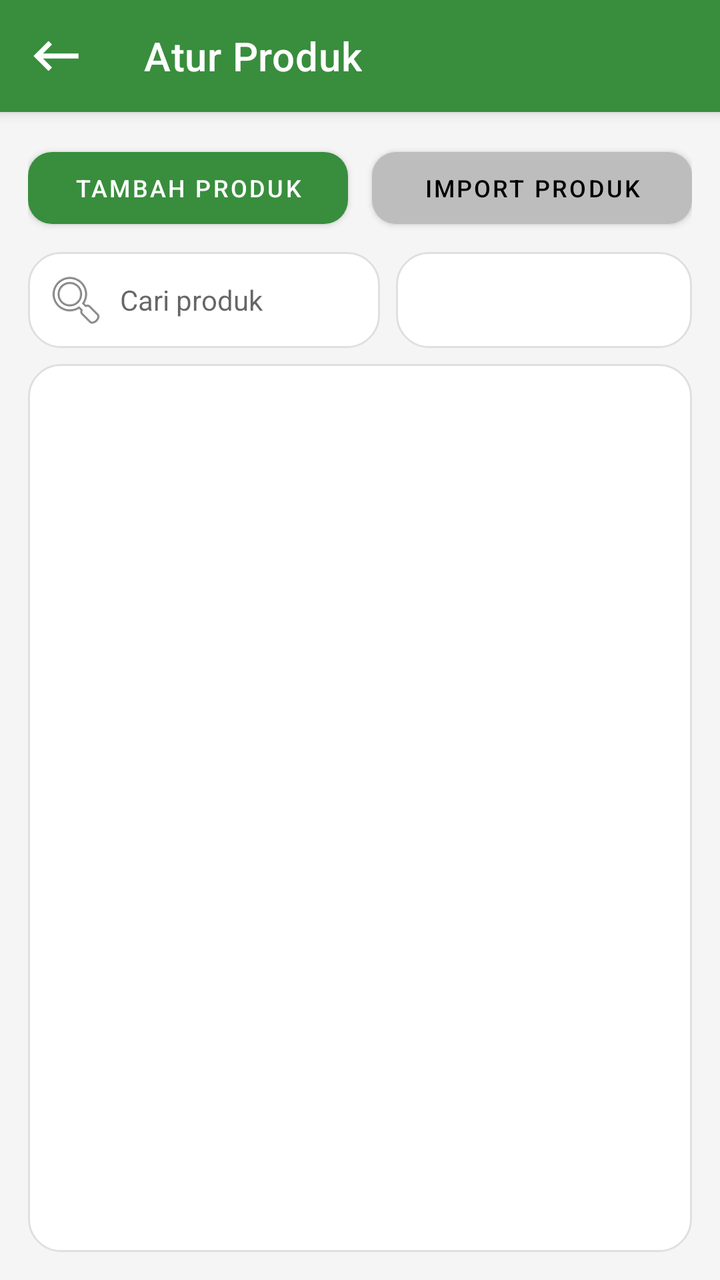
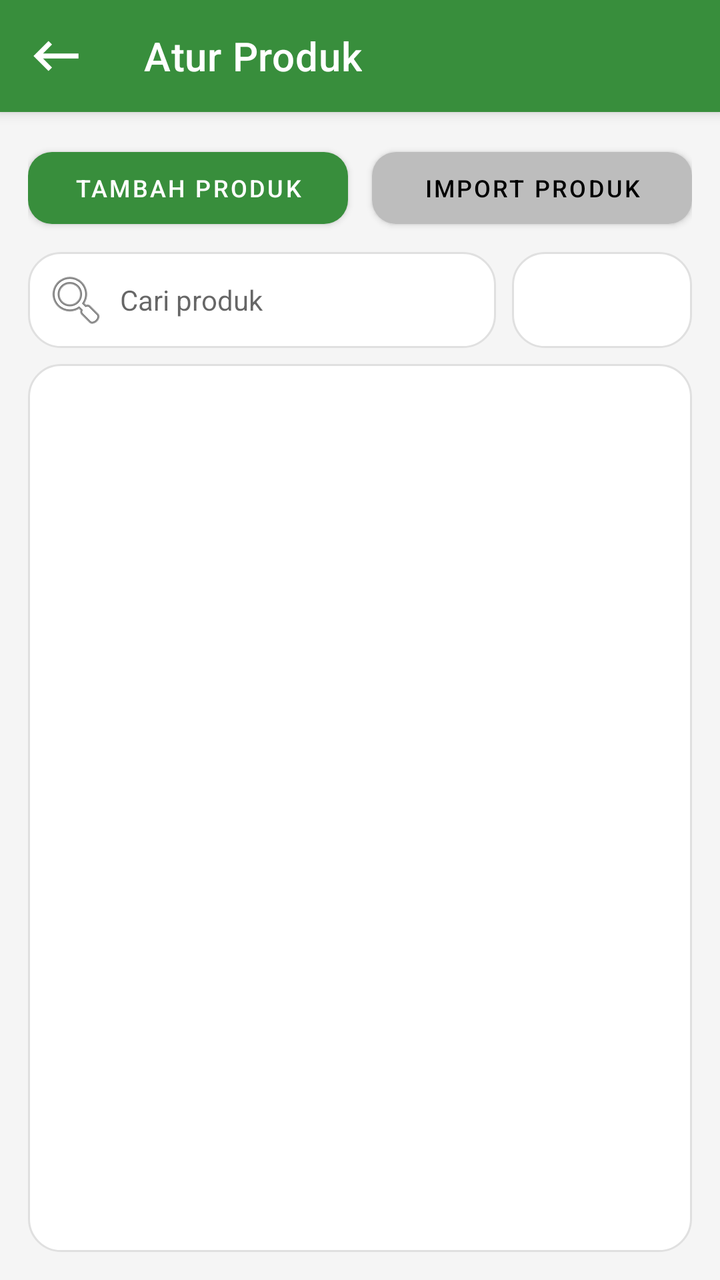

The first picture is an Android layout as it rendered before a commit; the second is the same layout after the commit. The layout source and the unified diff follow.
<!-- AndroidManifest.xml: application theme Theme.DasPos -->
<!-- res/layout/activity_product.xml -->
<?xml version="1.0" encoding="utf-8"?>
<LinearLayout xmlns:android="http://schemas.android.com/apk/res/android"
    xmlns:app="http://schemas.android.com/apk/res-auto"
    android:layout_width="match_parent"
    android:layout_height="match_parent"
    android:background="@color/warm_gray"
    android:orientation="vertical">

    <com.google.android.material.appbar.MaterialToolbar
        android:id="@+id/toolbar"
        style="@style/DasPosToolbar"
        android:layout_width="match_parent"
        android:layout_height="?attr/actionBarSize"
        app:navigationIcon="@drawable/ic_back"
        app:title="@string/manage_products" />

    <LinearLayout
        android:layout_width="match_parent"
        android:layout_height="match_parent"
        android:orientation="vertical"
        android:padding="14dp">

        <LinearLayout
            android:layout_width="match_parent"
            android:layout_height="wrap_content"
            android:orientation="horizontal">

            <com.google.android.material.button.MaterialButton
                android:id="@+id/btnAddProduct"
                style="@style/DasPosPrimaryButton"
                android:layout_width="0dp"
                android:layout_height="wrap_content"
                android:layout_marginEnd="6dp"
                android:layout_weight="1"
                android:text="@string/add_product" />

            <com.google.android.material.button.MaterialButton
                android:id="@+id/btnImportProduct"
                style="@style/DasPosGrayButton"
                android:layout_width="0dp"
                android:layout_height="wrap_content"
                android:layout_marginStart="6dp"
                android:layout_weight="1"
                android:text="@string/import_product" />
        </LinearLayout>

        <LinearLayout
            android:layout_width="match_parent"
            android:layout_height="wrap_content"
            android:layout_marginTop="8dp"
            android:orientation="horizontal">

            <EditText
                android:id="@+id/etSearch"
                android:layout_width="0dp"
                android:layout_height="wrap_content"
                android:layout_weight="1"
                android:background="@drawable/bg_input"
                android:drawableStart="@android:drawable/ic_menu_search"
                android:drawablePadding="6dp"
                android:hint="@string/search_product"
                android:padding="8dp"
                android:textSize="14sp" />

            <Spinner
                android:id="@+id/spSort"
                android:layout_width="148dp"
                android:layout_height="match_parent"
                android:layout_marginStart="8dp"
                android:textSize="11sp"
                android:background="@drawable/bg_input" />
        </LinearLayout>

        <FrameLayout
            android:layout_width="match_parent"
            android:layout_height="0dp"
            android:layout_marginTop="8dp"
            android:layout_weight="1"
            android:background="@drawable/bg_card">

            <androidx.recyclerview.widget.RecyclerView
                android:id="@+id/rvProducts"
                android:layout_width="match_parent"
                android:layout_height="match_parent"/>

            <LinearLayout
                android:id="@+id/layoutProductState"
                android:layout_width="match_parent"
                android:layout_height="match_parent"
                android:gravity="center"
                android:orientation="vertical"
                android:padding="8dp"
                android:visibility="gone">

                <ProgressBar
                    android:id="@+id/progressProduct"
                    android:layout_width="wrap_content"
                    android:layout_height="wrap_content" />

                <TextView
                    android:id="@+id/tvProductState"
                    android:layout_width="wrap_content"
                    android:layout_height="wrap_content"
                    android:layout_marginTop="8dp"
                    android:textColor="@color/text_secondary"
                    android:textSize="11sp" />
            </LinearLayout>
        </FrameLayout>
    </LinearLayout>
</LinearLayout>
<!-- resources referenced by this layout -->
<resources>
  <color name="text_secondary">#666666</color>
  <color name="warm_gray">#F5F5F5</color>
  <!-- drawable bg_card (drawable) -->
  <?xml version="1.0" encoding="utf-8"?>
  <shape xmlns:android="http://schemas.android.com/apk/res/android">
      <solid android:color="@color/surface_white" />
      <corners android:radius="16dp" />
      <padding android:left="16dp" android:top="16dp" android:right="16dp" android:bottom="16dp" />
      <stroke android:width="1dp" android:color="@color/divider" />
  </shape>
  <!-- drawable bg_input (drawable) -->
  <?xml version="1.0" encoding="utf-8"?>
  
  <shape xmlns:android="http://schemas.android.com/apk/res/android">
      <solid android:color="@color/surface_white" />
      <corners android:radius="16dp" />
      <padding android:left="16dp" android:top="16dp" android:right="16dp" android:bottom="16dp" />
      <stroke android:width="1dp" android:color="@color/divider" />
  </shape>
  <!-- drawable ic_back (drawable) -->
  <vector xmlns:android="http://schemas.android.com/apk/res/android"
      android:width="30dp"
      android:height="30dp"
      android:tint="#FFFFFF"
      android:viewportWidth="24"
      android:viewportHeight="24">
      <path
          android:fillColor="@android:color/white"
          android:pathData="M21,11H6.83l3.58,-3.59L9,6l-6,6 6,6 1.41,-1.41L6.83,13H21z" />
  </vector>
  <string name="add_product">Tambah Produk</string>
  <string name="import_product">Import Produk</string>
  <string name="manage_products">Atur Produk</string>
  <string name="search_product">Cari produk</string>
  <style name="DasPosGrayButton" parent="Widget.MaterialComponents.Button">
          <item name="backgroundTint">@color/button_gray</item>
          <item name="android:textColor">@android:color/black</item>
          <item name="android:textSize">12sp</item>
          <item name="cornerRadius">12dp</item>
          <item name="android:minHeight">48dp</item>
      </style>
  <style name="DasPosPrimaryButton" parent="Widget.MaterialComponents.Button">
          <item name="backgroundTint">@color/primary_green</item>
          <item name="android:textColor">@color/surface_white</item>
          <item name="android:textSize">12sp</item>
          <item name="cornerRadius">12dp</item>
          <item name="android:minHeight">48dp</item>
      </style>
  <style name="DasPosToolbar" parent="Widget.MaterialComponents.Toolbar.Primary">
          <item name="android:background">@color/primary_green</item>
          <item name="titleTextColor">@color/surface_white</item>
          <item name="navigationIconTint">@color/surface_white</item>
      </style>
  <style name="Theme.DasPos" parent="Theme.MaterialComponents.Light.NoActionBar">
          <item name="colorPrimary">@color/primary_green</item>
          <item name="colorPrimaryVariant">@color/primary_green_dark</item>
          <item name="colorOnPrimary">@color/surface_white</item>
          <item name="colorSurface">@color/surface_white</item>
          <item name="android:statusBarColor">@color/primary_green_dark</item>
      </style>
  <color name="surface_white">#FFFFFF</color>
  <color name="divider">#E0E0E0</color>
  <color name="button_gray">#BDBDBD</color>
  <color name="primary_green">#388E3C</color>
  <color name="primary_green_dark">#2E7D32</color>
</resources>

<!-- the commit's change to res/layout/activity_product.xml (unified diff, before → after) -->
@@ -64,7 +64,7 @@
 
             <Spinner
                 android:id="@+id/spSort"
-                android:layout_width="148dp"
+                android:layout_width="90dp"
                 android:layout_height="match_parent"
                 android:layout_marginStart="8dp"
                 android:textSize="11sp"
